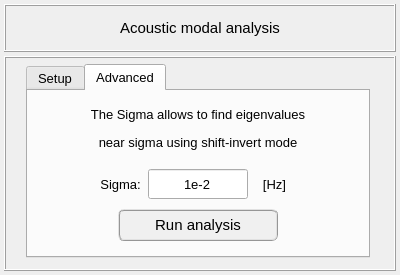
First picture: the form in pulse/interface/ui_files/analysis/acoustic/modal_analysis.ui, repository open-pulse/OpenPulse, before the edit.
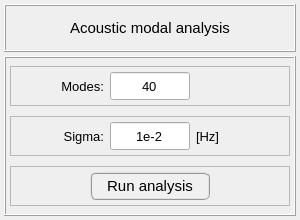
Second picture: the form after the edit. The open tabs and pages were chosen to show the change. Icons and pictures are not drawn.

Commit message: Simplify modal analysis inputs

```diff
--- a/pulse/interface/ui_files/analysis/acoustic/modal_analysis.ui
+++ b/pulse/interface/ui_files/analysis/acoustic/modal_analysis.ui
@@ -9,8 +9,8 @@
    <rect>
     <x>0</x>
     <y>0</y>
-    <width>400</width>
-    <height>275</height>
+    <width>300</width>
+    <height>220</height>
    </rect>
   </property>
   <property name="sizePolicy">
@@ -21,14 +21,14 @@
   </property>
   <property name="minimumSize">
    <size>
-    <width>400</width>
-    <height>275</height>
+    <width>300</width>
+    <height>220</height>
    </size>
   </property>
   <property name="maximumSize">
    <size>
-    <width>400</width>
-    <height>275</height>
+    <width>300</width>
+    <height>220</height>
    </size>
   </property>
   <property name="contextMenuPolicy">
@@ -134,64 +134,123 @@
    </item>
    <item row="1" column="0">
     <widget class="QFrame" name="frame_main">
-     <property name="font">
-      <font>
-       <family>Arial</family>
-       <pointsize>12</pointsize>
-       <weight>75</weight>
-       <bold>true</bold>
-      </font>
-     </property>
      <property name="frameShape">
       <enum>QFrame::Box</enum>
      </property>
      <property name="frameShadow">
       <enum>QFrame::Raised</enum>
      </property>
-     <widget class="QTabWidget" name="tabWidget">
-      <property name="geometry">
-       <rect>
-        <x>22</x>
-        <y>8</y>
-        <width>344</width>
-        <height>194</height>
-       </rect>
+     <layout class="QGridLayout" name="gridLayout_3">
+      <property name="leftMargin">
+       <number>4</number>
+      </property>
+      <property name="topMargin">
+       <number>4</number>
+      </property>
+      <property name="rightMargin">
+       <number>4</number>
+      </property>
+      <property name="bottomMargin">
+       <number>4</number>
+      </property>
+      <item row="0" column="0">
+       <widget class="QFrame" name="frame_modes">
+        <property name="minimumSize">
+         <size>
+          <width>0</width>
+          <height>40</height>
+         </size>
+        </property>
+        <property name="maximumSize">
+         <size>
+          <width>16777215</width>
+          <height>40</height>
+         </size>
+        </property>
+        <property name="frameShape">
+         <enum>QFrame::StyledPanel</enum>
+        </property>
+        <property name="frameShadow">
+         <enum>QFrame::Raised</enum>
+        </property>
+        <layout class="QGridLayout" name="gridLayout_12">
+         <property name="leftMargin">
+          <number>0</number>
+         </property>
+         <property name="topMargin">
+          <number>0</number>
+         </property>
+         <property name="rightMargin">
+          <number>0</number>
+         </property>
+         <property name="bottomMargin">
+          <number>0</number>
+         </property>
+         <item row="0" column="0">
+          <spacer name="horizontalSpacer_3">
+           <property name="orientation">
+            <enum>Qt::Horizontal</enum>
+           </property>
+           <property name="sizeHint" stdset="0">
+            <size>
+             <width>40</width>
+             <height>20</height>
+            </size>
+           </property>
+          </spacer>
+         </item>
+         <item row="0" column="4">
+          <spacer name="horizontalSpacer_4">
+           <property name="orientation">
+            <enum>Qt::Horizontal</enum>
+           </property>
+           <property name="sizeHint" stdset="0">
+            <size>
+             <width>40</width>
+             <height>20</height>
+            </size>
+           </property>
+          </spacer>
+         </item>
+         <item row="0" column="1">
+          <widget class="QLabel" name="label_modes">
+           <property name="minimumSize">
+            <size>
+             <width>60</width>
+             <height>28</height>
+            </size>
+           </property>
+           <property name="maximumSize">
+            <size>
+             <width>60</width>
+             <height>28</height>
+            </size>
       </property>
       <property name="font">
        <font>
-        <family>MS Shell Dlg 2</family>
         <pointsize>10</pointsize>
-        <weight>50</weight>
-        <italic>false</italic>
-        <bold>false</bold>
-       </font>
-      </property>
-      <property name="currentIndex">
-       <number>0</number>
-      </property>
-      <widget class="QWidget" name="tab">
-       <attribute name="title">
-        <string>Setup</string>
-       </attribute>
+            </font>
+           </property>
+           <property name="text">
+            <string>Modes:</string>
+           </property>
+           <property name="alignment">
+            <set>Qt::AlignRight|Qt::AlignTrailing|Qt::AlignVCenter</set>
+           </property>
+          </widget>
+         </item>
+         <item row="0" column="2">
        <widget class="QLineEdit" name="lineEdit_number_modes">
-        <property name="geometry">
-         <rect>
-          <x>120</x>
-          <y>78</y>
-          <width>100</width>
-          <height>30</height>
-         </rect>
-        </property>
         <property name="minimumSize">
          <size>
-          <width>100</width>
-          <height>30</height>
+             <width>80</width>
+             <height>28</height>
          </size>
         </property>
         <property name="maximumSize">
          <size>
-          <width>100</width>
-          <height>30</height>
+             <width>80</width>
+             <height>28</height>
          </size>
         </property>
         <property name="font">
@@ -206,25 +265,19 @@
          <set>Qt::AlignCenter</set>
         </property>
        </widget>
-       <widget class="QLabel" name="label_2">
-        <property name="geometry">
-         <rect>
-          <x>40</x>
-          <y>78</y>
-          <width>80</width>
-          <height>30</height>
-         </rect>
-        </property>
+         </item>
+         <item row="0" column="3">
+          <widget class="QLabel" name="label_spacing">
         <property name="minimumSize">
          <size>
-          <width>80</width>
-          <height>30</height>
+             <width>60</width>
+             <height>28</height>
          </size>
         </property>
         <property name="maximumSize">
          <size>
-          <width>80</width>
-          <height>30</height>
+             <width>60</width>
+             <height>28</height>
          </size>
         </property>
         <property name="font">
@@ -233,147 +286,74 @@
          </font>
         </property>
         <property name="text">
-         <string>Modes:  </string>
+            <string/>
         </property>
         <property name="alignment">
          <set>Qt::AlignRight|Qt::AlignTrailing|Qt::AlignVCenter</set>
         </property>
        </widget>
-       <widget class="QPushButton" name="pushButton">
-        <property name="geometry">
-         <rect>
-          <x>90</x>
-          <y>118</y>
-          <width>160</width>
-          <height>32</height>
-         </rect>
-        </property>
+         </item>
+        </layout>
+       </widget>
+      </item>
+      <item row="1" column="0">
+       <widget class="QFrame" name="frame_sigma">
         <property name="minimumSize">
          <size>
-          <width>160</width>
-          <height>32</height>
+          <width>0</width>
+          <height>40</height>
          </size>
         </property>
         <property name="maximumSize">
          <size>
-          <width>160</width>
-          <height>32</height>
+          <width>16777215</width>
+          <height>40</height>
          </size>
         </property>
-        <property name="font">
-         <font>
-          <family>MS Shell Dlg 2</family>
-          <pointsize>11</pointsize>
-          <weight>9</weight>
-          <italic>false</italic>
-          <bold>false</bold>
-         </font>
+        <property name="frameShape">
+         <enum>QFrame::StyledPanel</enum>
         </property>
-        <property name="styleSheet">
-         <string notr="true">QPushButton{border-radius: 6px; border-color: rgb(150, 150, 150); border-style: ridge; border-width: 2px; color: rgb(0, 0, 0); background-color: rgb(240, 240, 240); font: 75 11pt &quot;MS Shell Dlg 2&quot;}
-QPushButton:hover{border-radius: 6px; border-color: rgb(0, 170, 255); border-style: ridge; border-width: 2px; color: rgb(0, 0, 0); background-color: rgba(174, 213, 255, 100); font: 75 11pt &quot;MS Shell Dlg 2&quot;}
-QPushButton:pressed{border-radius: 6px; border-color: rgb(0, 170, 255); border-style: ridge; border-width: 3px; color: rgb(0, 0, 0); background-color: rgb(174, 213, 255); font: 75 11pt &quot;MS Shell Dlg 2&quot;}</string>
+        <property name="frameShadow">
+         <enum>QFrame::Raised</enum>
         </property>
-        <property name="text">
-         <string>Run analysis</string>
-        </property>
-       </widget>
-       <widget class="QLabel" name="label_9">
-        <property name="geometry">
-         <rect>
-          <x>10</x>
-          <y>36</y>
-          <width>320</width>
-          <height>30</height>
-         </rect>
-        </property>
-        <property name="minimumSize">
-         <size>
-          <width>320</width>
-          <height>30</height>
-         </size>
-        </property>
-        <property name="maximumSize">
-         <size>
-          <width>320</width>
-          <height>30</height>
-         </size>
-        </property>
-        <property name="font">
-         <font>
-          <pointsize>10</pointsize>
-         </font>
-        </property>
-        <property name="text">
-         <string>in acoustic modal analysis</string>
-        </property>
-        <property name="textFormat">
-         <enum>Qt::AutoText</enum>
-        </property>
-        <property name="alignment">
-         <set>Qt::AlignCenter</set>
-        </property>
-       </widget>
-       <widget class="QLabel" name="label_5">
-        <property name="geometry">
-         <rect>
-          <x>10</x>
-          <y>8</y>
-          <width>320</width>
-          <height>30</height>
-         </rect>
-        </property>
-        <property name="minimumSize">
+        <layout class="QGridLayout" name="gridLayout_4">
+         <property name="leftMargin">
+          <number>0</number>
+         </property>
+         <property name="topMargin">
+          <number>0</number>
+         </property>
+         <property name="rightMargin">
+          <number>0</number>
+         </property>
+         <property name="bottomMargin">
+          <number>0</number>
+         </property>
+         <item row="0" column="0">
+          <spacer name="horizontalSpacer">
+           <property name="orientation">
+            <enum>Qt::Horizontal</enum>
+           </property>
+           <property name="sizeHint" stdset="0">
          <size>
-          <width>320</width>
-          <height>30</height>
-         </size>
-        </property>
-        <property name="maximumSize">
-         <size>
-          <width>320</width>
-          <height>30</height>
-         </size>
-        </property>
-        <property name="font">
-         <font>
-          <pointsize>10</pointsize>
-         </font>
-        </property>
-        <property name="text">
-         <string>Select the number of modes to solve</string>
-        </property>
-        <property name="textFormat">
-         <enum>Qt::AutoText</enum>
-        </property>
-        <property name="alignment">
-         <set>Qt::AlignCenter</set>
-        </property>
-       </widget>
-      </widget>
-      <widget class="QWidget" name="tab_2">
-       <attribute name="title">
-        <string>Advanced</string>
-       </attribute>
-       <widget class="QLabel" name="label_4">
-        <property name="geometry">
-         <rect>
-          <x>222</x>
-          <y>78</y>
-          <width>49</width>
-          <height>30</height>
-         </rect>
-        </property>
+             <width>40</width>
+             <height>20</height>
+            </size>
+           </property>
+          </spacer>
+         </item>
+         <item row="0" column="3">
+          <widget class="QLabel" name="label_sigma_unit">
         <property name="minimumSize">
          <size>
-          <width>49</width>
-          <height>30</height>
+             <width>60</width>
+             <height>28</height>
          </size>
         </property>
         <property name="maximumSize">
          <size>
-          <width>49</width>
-          <height>30</height>
+             <width>60</width>
+             <height>28</height>
          </size>
         </property>
         <property name="font">
@@ -385,28 +365,22 @@
          <string>[Hz]</string>
         </property>
         <property name="alignment">
-         <set>Qt::AlignCenter</set>
-        </property>
-       </widget>
-       <widget class="QLabel" name="label_3">
-        <property name="geometry">
-         <rect>
-          <x>50</x>
-          <y>78</y>
-          <width>70</width>
-          <height>30</height>
-         </rect>
-        </property>
+            <set>Qt::AlignLeading|Qt::AlignLeft|Qt::AlignVCenter</set>
+           </property>
+          </widget>
+         </item>
+         <item row="0" column="1">
+          <widget class="QLabel" name="label_sigma">
         <property name="minimumSize">
          <size>
-          <width>70</width>
-          <height>30</height>
+             <width>60</width>
+             <height>28</height>
          </size>
         </property>
         <property name="maximumSize">
          <size>
-          <width>70</width>
-          <height>30</height>
+             <width>60</width>
+             <height>28</height>
          </size>
         </property>
         <property name="font">
@@ -415,31 +389,25 @@
          </font>
         </property>
         <property name="text">
-         <string>Sigma:  </string>
+            <string>Sigma:</string>
         </property>
         <property name="alignment">
          <set>Qt::AlignRight|Qt::AlignTrailing|Qt::AlignVCenter</set>
         </property>
        </widget>
+         </item>
+         <item row="0" column="2">
        <widget class="QLineEdit" name="lineEdit_input_sigma_factor">
-        <property name="geometry">
-         <rect>
-          <x>120</x>
-          <y>78</y>
-          <width>100</width>
-          <height>30</height>
-         </rect>
-        </property>
         <property name="minimumSize">
          <size>
-          <width>100</width>
-          <height>30</height>
+             <width>80</width>
+             <height>28</height>
          </size>
         </property>
         <property name="maximumSize">
          <size>
-          <width>100</width>
-          <height>30</height>
+             <width>80</width>
+             <height>28</height>
          </size>
         </property>
         <property name="font">
@@ -457,25 +425,68 @@
          <set>Qt::AlignCenter</set>
         </property>
        </widget>
-       <widget class="QPushButton" name="pushButton_2">
-        <property name="geometry">
-         <rect>
-          <x>90</x>
-          <y>118</y>
-          <width>160</width>
-          <height>32</height>
-         </rect>
-        </property>
+         </item>
+         <item row="0" column="4">
+          <spacer name="horizontalSpacer_2">
+           <property name="orientation">
+            <enum>Qt::Horizontal</enum>
+           </property>
+           <property name="sizeHint" stdset="0">
+            <size>
+             <width>40</width>
+             <height>20</height>
+            </size>
+           </property>
+          </spacer>
+         </item>
+        </layout>
+       </widget>
+      </item>
+      <item row="2" column="0">
+       <widget class="QFrame" name="frame_button">
         <property name="minimumSize">
          <size>
-          <width>160</width>
-          <height>32</height>
+          <width>0</width>
+          <height>40</height>
          </size>
         </property>
         <property name="maximumSize">
          <size>
-          <width>160</width>
-          <height>32</height>
+          <width>16777215</width>
+          <height>40</height>
+         </size>
+        </property>
+        <property name="frameShape">
+         <enum>QFrame::StyledPanel</enum>
+        </property>
+        <property name="frameShadow">
+         <enum>QFrame::Raised</enum>
+        </property>
+        <layout class="QGridLayout" name="gridLayout_11">
+         <property name="leftMargin">
+          <number>0</number>
+         </property>
+         <property name="topMargin">
+          <number>0</number>
+         </property>
+         <property name="rightMargin">
+          <number>0</number>
+         </property>
+         <property name="bottomMargin">
+          <number>0</number>
+         </property>
+         <item row="0" column="0">
+          <widget class="QPushButton" name="pushButton_run_analysis">
+           <property name="minimumSize">
+            <size>
+             <width>120</width>
+             <height>28</height>
+            </size>
+           </property>
+           <property name="maximumSize">
+            <size>
+             <width>120</width>
+             <height>28</height>
          </size>
         </property>
         <property name="font">
@@ -496,80 +507,11 @@
          <string>Run analysis</string>
         </property>
        </widget>
-       <widget class="QLabel" name="label_7">
-        <property name="geometry">
-         <rect>
-          <x>10</x>
-          <y>8</y>
-          <width>320</width>
-          <height>30</height>
-         </rect>
-        </property>
-        <property name="minimumSize">
-         <size>
-          <width>320</width>
-          <height>30</height>
-         </size>
-        </property>
-        <property name="maximumSize">
-         <size>
-          <width>320</width>
-          <height>30</height>
-         </size>
-        </property>
-        <property name="font">
-         <font>
-          <pointsize>10</pointsize>
-         </font>
-        </property>
-        <property name="text">
-         <string>The Sigma allows to find eigenvalues</string>
-        </property>
-        <property name="textFormat">
-         <enum>Qt::AutoText</enum>
-        </property>
-        <property name="alignment">
-         <set>Qt::AlignCenter</set>
-        </property>
+         </item>
+        </layout>
        </widget>
-       <widget class="QLabel" name="label_8">
-        <property name="geometry">
-         <rect>
-          <x>10</x>
-          <y>36</y>
-          <width>320</width>
-          <height>30</height>
-         </rect>
-        </property>
-        <property name="minimumSize">
-         <size>
-          <width>320</width>
-          <height>30</height>
-         </size>
-        </property>
-        <property name="maximumSize">
-         <size>
-          <width>320</width>
-          <height>30</height>
-         </size>
-        </property>
-        <property name="font">
-         <font>
-          <pointsize>10</pointsize>
-         </font>
-        </property>
-        <property name="text">
-         <string>near sigma using shift-invert mode</string>
-        </property>
-        <property name="textFormat">
-         <enum>Qt::AutoText</enum>
-        </property>
-        <property name="alignment">
-         <set>Qt::AlignCenter</set>
-        </property>
-       </widget>
-      </widget>
-     </widget>
+      </item>
+     </layout>
     </widget>
    </item>
   </layout>
```
Left out of the diff: 7 changed lines with no effect on the pictures. Lines whose indentation alone changed are shown as unchanged. The commit also changes 11 other files.
